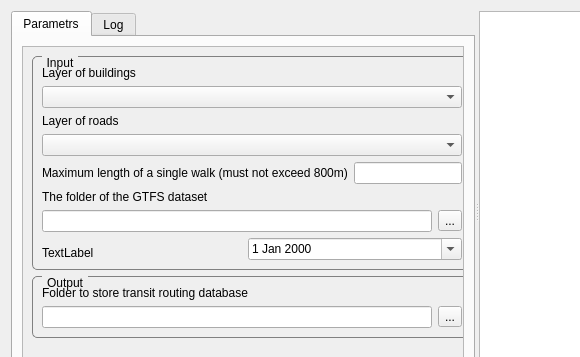
Above: UI/pkl.ui from ishusterman/tau_net_calc before the change; both pictures show x 0 to 580 and y 0 to 357 of the 737 by 470 pixel window. Below: the same form after it.
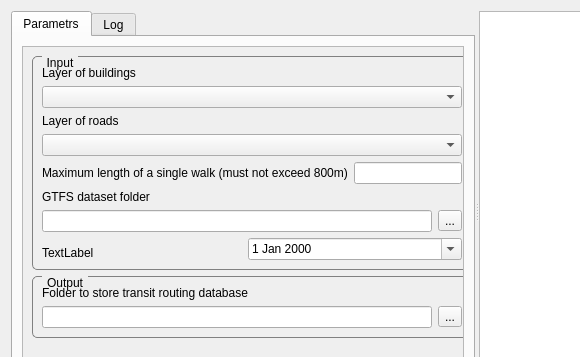
That is the form after the change. Custom widgets are drawn as their Qt base class.

Patch:
```diff
--- a/UI/pkl.ui
+++ b/UI/pkl.ui
@@ -82,7 +82,7 @@
            <property name="geometry">
             <rect>
              <x>0</x>
-             <y>-147</y>
+             <y>0</y>
              <width>527</width>
              <height>459</height>
             </rect>
@@ -177,7 +177,7 @@
                    <item>
                     <widget class="QLabel" name="label_4">
                      <property name="text">
-                      <string>The folder of the GTFS dataset</string>
+                      <string>GTFS dataset folder</string>
                      </property>
                     </widget>
                    </item>
```
